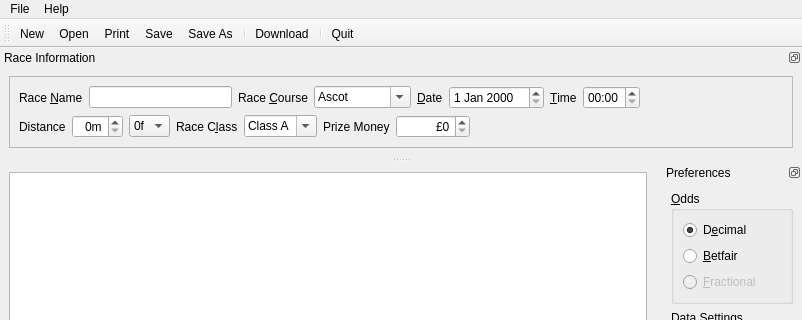
Old version of the form GUI/Betty_MainWindow.ui in the repository brunowenzel07/QBetty; both pictures show x 0 to 802 and y 0 to 320 of the 802 by 600 pixel window.
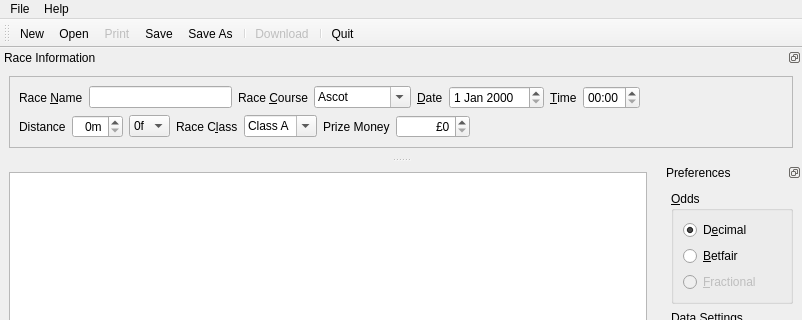
New version of the form. Icons and pictures are not drawn.

```diff
--- a/GUI/Betty_MainWindow.ui
+++ b/GUI/Betty_MainWindow.ui
@@ -556,6 +556,9 @@
    </property>
   </action>
   <action name="actionDownload">
+   <property name="enabled">
+    <bool>false</bool>
+   </property>
    <property name="icon">
     <iconset resource="Betty.qrc">
      <normaloff>:/Icons/Web</normaloff>:/Icons/Web</iconset>
@@ -615,6 +618,9 @@
    </property>
   </action>
   <action name="actionPrint">
+   <property name="enabled">
+    <bool>false</bool>
+   </property>
    <property name="icon">
     <iconset resource="Betty.qrc">
      <normaloff>:/Icons/Print</normaloff>:/Icons/Print</iconset>
```
Left out of the diff: 8 changed lines with no effect on the pictures.
